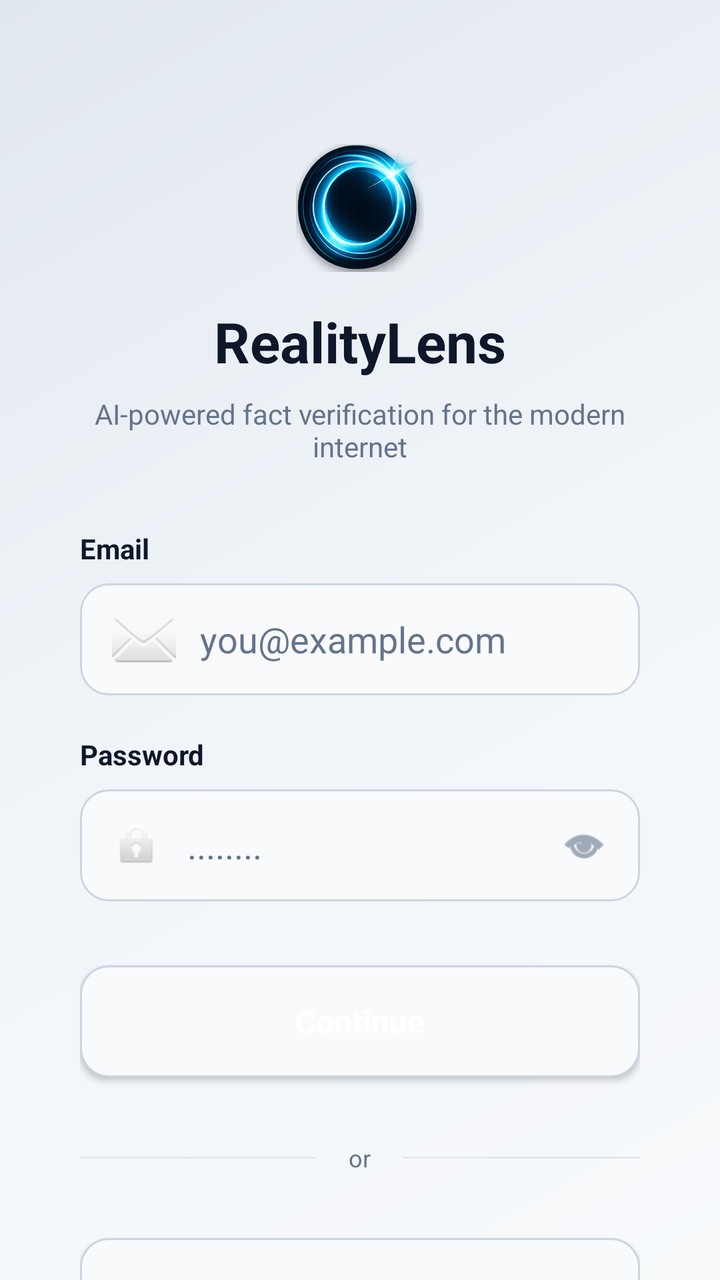
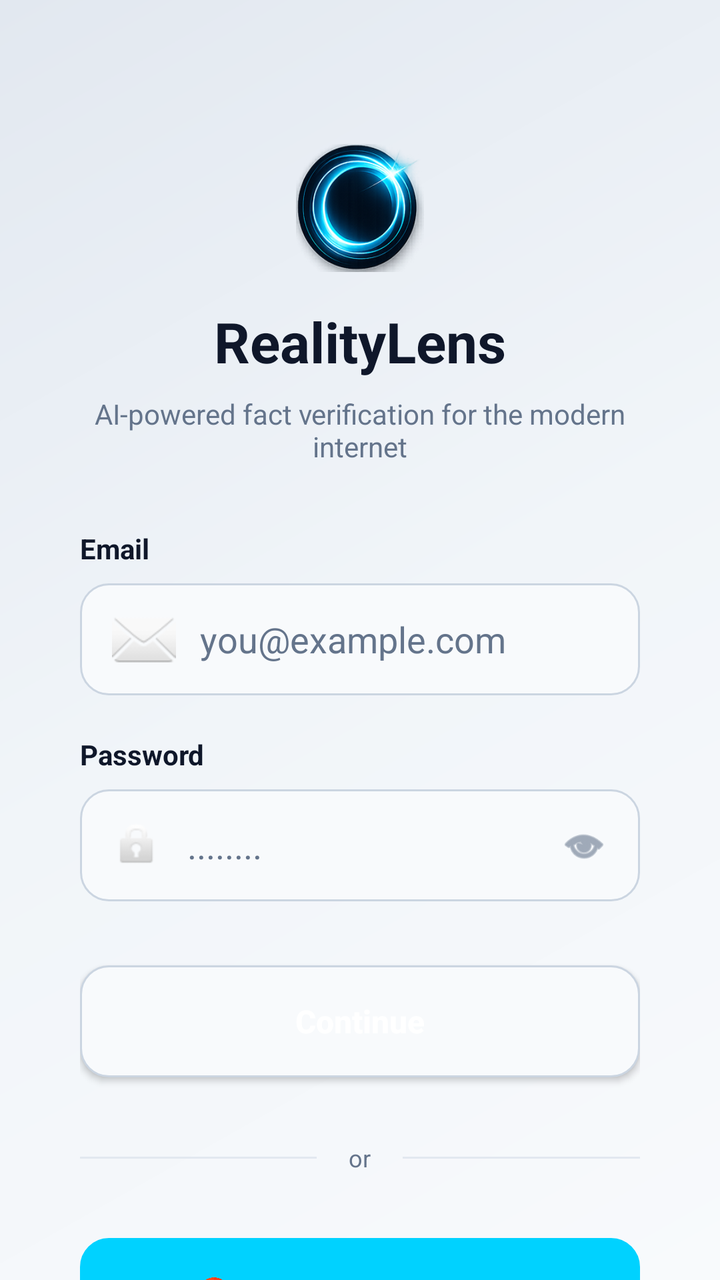

The first picture is an Android layout as it rendered before a commit; the second is the same layout after the commit. The layout source and the unified diff follow.
<!-- AndroidManifest.xml: application theme Theme.RealiyLens -->
<!-- res/layout/activity_login.xml -->
<?xml version="1.0" encoding="utf-8"?>
<androidx.core.widget.NestedScrollView xmlns:android="http://schemas.android.com/apk/res/android"
    xmlns:app="http://schemas.android.com/apk/res-auto"
    xmlns:tools="http://schemas.android.com/tools"
    android:layout_width="match_parent"
    android:layout_height="match_parent"
    android:fillViewport="true"
    android:background="@drawable/drawr">

    <androidx.constraintlayout.widget.ConstraintLayout
        android:layout_width="match_parent"
        android:layout_height="wrap_content"
        android:paddingHorizontal="40dp"
        android:paddingVertical="24dp"
        tools:context=".LoginActivity">

        <ProgressBar
            android:id="@+id/login_progress"
            android:layout_width="wrap_content"
            android:layout_height="wrap_content"
            android:visibility="gone"
            android:elevation="10dp"
            app:layout_constraintTop_toTopOf="parent"
            app:layout_constraintBottom_toBottomOf="parent"
            app:layout_constraintStart_toStartOf="parent"
            app:layout_constraintEnd_toEndOf="parent" />

        <View
            android:id="@+id/logo_bg"
            android:layout_width="64dp"
            android:layout_height="64dp"
            android:layout_marginTop="48dp"
            android:background="@drawable/logo"
            app:layout_constraintEnd_toEndOf="parent"
            app:layout_constraintStart_toStartOf="parent"
            app:layout_constraintTop_toTopOf="parent" />

        <ImageView
            android:id="@+id/logo_icon"
            android:layout_width="32dp"
            android:layout_height="32dp"
            app:layout_constraintBottom_toBottomOf="@id/logo_bg"
            app:layout_constraintEnd_toEndOf="@id/logo_bg"
            app:layout_constraintStart_toStartOf="@id/logo_bg"
            app:layout_constraintTop_toTopOf="@id/logo_bg"
            app:tint="?attr/textPrimary" />

        <TextView
            android:id="@+id/tv_app_name"
            android:layout_width="wrap_content"
            android:layout_height="wrap_content"
            android:layout_marginTop="16dp"
            android:text="RealityLens"
            android:textColor="?attr/textPrimary"
            android:textSize="28sp"
            android:textStyle="bold"
            app:layout_constraintEnd_toEndOf="parent"
            app:layout_constraintStart_toStartOf="parent"
            app:layout_constraintTop_toBottomOf="@id/logo_bg" />

        <TextView
            android:id="@+id/tv_tagline"
            android:layout_width="0dp"
            android:layout_height="wrap_content"
            android:layout_marginTop="8dp"
            android:text="AI-powered fact verification for the modern internet"
            android:textColor="?attr/textSecondary"
            android:textSize="14sp"
            android:textAlignment="center"
            app:layout_constraintEnd_toEndOf="parent"
            app:layout_constraintStart_toStartOf="parent"
            app:layout_constraintTop_toBottomOf="@id/tv_app_name" />

        <TextView
            android:id="@+id/label_email"
            android:layout_width="wrap_content"
            android:layout_height="wrap_content"
            android:layout_marginTop="32dp"
            android:text="Email"
            android:textColor="?attr/textPrimary"
            android:textSize="14sp"
            android:textStyle="bold"
            app:layout_constraintStart_toStartOf="parent"
            app:layout_constraintTop_toBottomOf="@id/tv_tagline" />

        <EditText
            android:id="@+id/et_email"
            android:layout_width="0dp"
            android:layout_height="56dp"
            android:layout_marginTop="8dp"
            android:background="@drawable/secondary_btn_bg"
            android:drawableStart="@android:drawable/ic_dialog_email"
            android:drawablePadding="12dp"
            android:hint="you@example.com"
            android:inputType="textEmailAddress"
            android:paddingHorizontal="16dp"
            android:textColor="?attr/textPrimary"
            android:textColorHint="?attr/textSecondary"
            app:layout_constraintEnd_toEndOf="parent"
            app:layout_constraintStart_toStartOf="parent"
            app:layout_constraintTop_toBottomOf="@id/label_email" />

        <TextView
            android:id="@+id/label_password"
            android:layout_width="wrap_content"
            android:layout_height="wrap_content"
            android:layout_marginTop="20dp"
            android:text="Password"
            android:textColor="?attr/textPrimary"
            android:textSize="14sp"
            android:textStyle="bold"
            app:layout_constraintStart_toStartOf="parent"
            app:layout_constraintTop_toBottomOf="@id/et_email" />

        <EditText
            android:id="@+id/et_password"
            android:layout_width="0dp"
            android:layout_height="56dp"
            android:layout_marginTop="8dp"
            android:background="@drawable/secondary_btn_bg"
            android:drawableStart="@android:drawable/ic_lock_idle_lock"
            android:drawablePadding="12dp"
            android:hint="........"
            android:inputType="textPassword"
            android:paddingStart="16dp"
            android:paddingEnd="48dp"
            android:textColor="?attr/textPrimary"
            android:textColorHint="?attr/textSecondary"
            app:layout_constraintEnd_toEndOf="parent"
            app:layout_constraintStart_toStartOf="parent"
            app:layout_constraintTop_toBottomOf="@id/label_password" />

        <ImageView
            android:id="@+id/iv_password_toggle"
            android:layout_width="24dp"
            android:layout_height="24dp"
            android:layout_marginEnd="16dp"
            android:src="@android:drawable/ic_menu_view"
            android:clickable="true"
            android:focusable="true"
            android:contentDescription="Toggle Password Visibility"
            app:layout_constraintBottom_toBottomOf="@id/et_password"
            app:layout_constraintEnd_toEndOf="@id/et_password"
            app:layout_constraintTop_toTopOf="@id/et_password"
            app:tint="?attr/textSecondary" />

        <androidx.appcompat.widget.AppCompatButton
            android:id="@+id/btn_continue"
            android:layout_width="0dp"
            android:layout_height="56dp"
            android:layout_marginTop="32dp"
            android:background="@drawable/secondary_btn_bg"
            android:text="Continue"
            android:textAllCaps="false"
            android:textColor="@color/white"
            android:textSize="16sp"
            android:textStyle="bold"
            app:layout_constraintEnd_toEndOf="parent"
            app:layout_constraintStart_toStartOf="parent"
            app:layout_constraintTop_toBottomOf="@id/et_password" />

        <LinearLayout
            android:id="@+id/or_layout"
            android:layout_width="0dp"
            android:layout_height="wrap_content"
            android:layout_marginTop="32dp"
            android:gravity="center"
            android:orientation="horizontal"
            app:layout_constraintEnd_toEndOf="parent"
            app:layout_constraintStart_toStartOf="parent"
            app:layout_constraintTop_toBottomOf="@id/btn_continue">

            <View
                android:layout_width="0dp"
                android:layout_height="1dp"
                android:layout_weight="1"
                android:background="?attr/cardStrokeColor" />

            <TextView
                android:layout_width="wrap_content"
                android:layout_height="wrap_content"
                android:paddingHorizontal="16dp"
                android:text="or"
                android:textColor="?attr/textSecondary"
                android:textSize="12sp" />

            <View
                android:layout_width="0dp"
                android:layout_height="1dp"
                android:layout_weight="1"
                android:background="?attr/cardStrokeColor" />
        </LinearLayout>

        <androidx.appcompat.widget.AppCompatButton
            android:id="@+id/btn_google"
            android:layout_width="0dp"
            android:layout_height="56dp"
            android:layout_marginTop="32dp"
            android:background="@drawable/secondary_btn_bg"
            android:text="Continue with Google"
            android:textAllCaps="false"
            android:textColor="?attr/textPrimary"
            android:textSize="16sp"
            android:textStyle="bold"
            android:clickable="true"
            android:focusable="true"
            android:elevation="0dp"
            app:layout_constraintEnd_toEndOf="parent"
            app:layout_constraintStart_toStartOf="parent"
            app:layout_constraintTop_toBottomOf="@id/or_layout" />

        <LinearLayout
            android:layout_width="wrap_content"
            android:layout_height="wrap_content"
            android:layout_marginTop="24dp"
            android:layout_marginBottom="32dp"
            android:gravity="center_vertical"
            android:orientation="horizontal"
            app:layout_constraintBottom_toBottomOf="parent"
            app:layout_constraintEnd_toEndOf="parent"
            app:layout_constraintStart_toStartOf="parent"
            app:layout_constraintTop_toBottomOf="@id/btn_google">

            <TextView
                android:layout_width="wrap_content"
                android:layout_height="wrap_content"
                android:text="not Registerd yet? "
                android:textColor="?attr/textSecondary" />

            <androidx.appcompat.widget.AppCompatButton
                android:id="@+id/btn_register"
                android:layout_width="wrap_content"
                android:layout_height="wrap_content"
                android:background="@android:color/transparent"
                android:minWidth="0dp"
                android:minHeight="0dp"
                android:padding="0dp"
                android:text="Register here"
                android:textAllCaps="false"
                android:textColor="@color/link_color" />
        </LinearLayout>

    </androidx.constraintlayout.widget.ConstraintLayout>
</androidx.core.widget.NestedScrollView>
<!-- resources referenced by this layout -->
<resources>
  <color name="link_color">#00E5FF</color>
  <color name="white">#FFFFFFFF</color>
  <!-- drawable drawr (drawable) -->
  <?xml version="1.0" encoding="utf-8"?>
  <shape xmlns:android="http://schemas.android.com/apk/res/android">
      <gradient
          android:angle="135"
          android:startColor="?attr/gradientStart"
          android:centerColor="?attr/gradientCenter"
          android:endColor="?attr/gradientEnd"
          android:type="linear" />
  </shape>
  <!-- drawable logo: png bitmap (drawable, 63378 bytes) -->
  <!-- drawable secondary_btn_bg (drawable) -->
  <?xml version="1.0" encoding="utf-8"?>
  <ripple xmlns:android="http://schemas.android.com/apk/res/android"
      android:color="?attr/rippleColor">
      <item>
          <shape android:shape="rectangle">
              <solid android:color="?attr/inputBgColor" />
              <stroke android:width="1dp" android:color="?attr/inputStrokeColor" />
              <corners android:radius="14dp" />
          </shape>
      </item>
  </ripple>
  <style name="Theme.RealiyLens" parent="Base.Theme.RealiyLens" />
  <style name="Base.Theme.RealiyLens" parent="Theme.Material3.DayNight.NoActionBar">
          
          <item name="colorPrimary">#00D2FF</item>
  
          
          <item name="surfaceTint">@android:color/transparent</item>
          <item name="colorSurface">#F8FAFC</item>
          <item name="colorSurfaceVariant">#F1F5F9</item>
          <item name="colorOnSurface">#1A1A1A</item>
          <item name="colorOnSurfaceVariant">#666666</item>
  
          
          <item name="android:autofilledHighlight" tools:targetApi="26">@android:color/transparent</item>
  
          
          <item name="mainBackground">#F1F5F9</item>
          <item name="secondaryBackground">#FFFFFF</item>
          <item name="textPrimary">#0F172A</item>
          <item name="textSecondary">#64748B</item>
          <item name="cardStrokeColor">#E2E8F0</item>
          <item name="rippleColor">#1A000000</item>
          <item name="skeletonColor">#E2E8F0</item>
  
          
          <item name="gradientStart">#F8FAFC</item>
          <item name="gradientCenter">#F1F5F9</item>
          <item name="gradientEnd">#E2E8F0</item>
  
          
          <item name="buttonGradientStart">#00D2FF</item>
          <item name="buttonGradientCenter">#4FC3F7</item>
          <item name="buttonGradientEnd">#0097A7</item>
          <item name="buttonStroke">#1A00D2FF</item>
  
          <item name="inputBgColor">#F8FAFC</item>
          <item name="inputStrokeColor">#CBD5E1</item>
      </style>
</resources>

<!-- the commit's change to res/layout/activity_login.xml (unified diff, before → after) -->
@@ -191,23 +191,23 @@
                 android:background="?attr/cardStrokeColor" />
         </LinearLayout>
 
-        <androidx.appcompat.widget.AppCompatButton
+        <com.google.android.material.button.MaterialButton
             android:id="@+id/btn_google"
             android:layout_width="0dp"
             android:layout_height="56dp"
-            android:layout_marginTop="32dp"
-            android:background="@drawable/secondary_btn_bg"
             android:text="Continue with Google"
-            android:textAllCaps="false"
-            android:textColor="?attr/textPrimary"
-            android:textSize="16sp"
-            android:textStyle="bold"
-            android:clickable="true"
-            android:focusable="true"
-            android:elevation="0dp"
-            app:layout_constraintEnd_toEndOf="parent"
-            app:layout_constraintStart_toStartOf="parent"
-            app:layout_constraintTop_toBottomOf="@id/or_layout" />
+            android:background="@drawable/secondary_btn_bg"
+            android:layout_marginTop="32dp"
+            android:textColor="@color/white"
+            android:textStyle="bold"
+            app:icon="@drawable/google"
+            app:iconGravity="textStart"
+            app:iconSize="18dp"
+            app:iconPadding="8dp"
+            app:iconTint="@null"
+            app:layout_constraintStart_toStartOf="parent"
+            app:layout_constraintEnd_toEndOf="parent"
+            app:layout_constraintTop_toBottomOf="@id/or_layout"/>
 
         <LinearLayout
             android:layout_width="wrap_content"
<!-- resource entries referenced after the edit -->
@@ -12,6 +12,7 @@
           android:endColor="?attr/gradientEnd"
           android:type="linear" />
   </shape>
+  <!-- drawable google: png bitmap (drawable, 153106 bytes) -->
   <!-- drawable logo: png bitmap (drawable, 63378 bytes) -->
   <!-- drawable secondary_btn_bg (drawable) -->
   <?xml version="1.0" encoding="utf-8"?>
